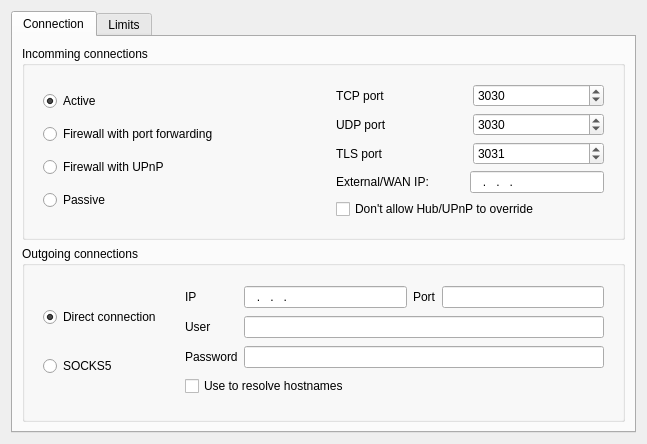
This is eiskaltdcpp/ui/UISettingsConnection.ui in eiskaltdcpp/eiskaltdcpp as Qt 5 draws it before an edit. The edited form follows.
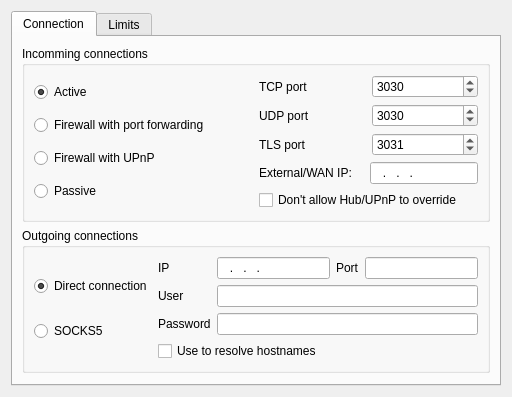
This is the edited form.

What changed in the file:
```diff
--- a/eiskaltdcpp/ui/UISettingsConnection.ui
+++ b/eiskaltdcpp/ui/UISettingsConnection.ui
@@ -6,8 +6,8 @@
    <rect>
     <x>0</x>
     <y>0</y>
-    <width>647</width>
-    <height>444</height>
+    <width>512</width>
+    <height>362</height>
    </rect>
   </property>
   <property name="windowTitle">
@@ -33,6 +33,9 @@
           <item row="0" column="0">
            <widget class="QWidget" name="widget" native="true">
             <layout class="QGridLayout" name="gridLayout_2">
+             <property name="margin">
+              <number>0</number>
+             </property>
              <item row="1" column="0">
               <widget class="QRadioButton" name="radioButton_ACTIVE">
                <property name="text">
@@ -82,6 +85,9 @@
              <enum>QFrame::Raised</enum>
             </property>
             <layout class="QGridLayout" name="gridLayout_3">
+             <property name="margin">
+              <number>0</number>
+             </property>
              <item row="1" column="0">
               <widget class="QLabel" name="label_4">
                <property name="text">
@@ -182,6 +188,9 @@
           <item row="0" column="0">
            <widget class="QWidget" name="widget_2" native="true">
             <layout class="QGridLayout" name="gridLayout_6">
+             <property name="margin">
+              <number>0</number>
+             </property>
              <item row="1" column="0">
               <widget class="QRadioButton" name="radioButton_DC">
                <property name="text">
@@ -211,6 +220,9 @@
              <enum>QFrame::Raised</enum>
             </property>
             <layout class="QGridLayout" name="gridLayout_8">
+             <property name="margin">
+              <number>0</number>
+             </property>
              <item row="0" column="1">
               <widget class="QLineEdit" name="lineEdit_SIP">
                <property name="inputMask">
@@ -278,6 +290,19 @@
          </layout>
         </widget>
        </item>
+       <item>
+        <spacer name="verticalSpacer_2">
+         <property name="orientation">
+          <enum>Qt::Vertical</enum>
+         </property>
+         <property name="sizeHint" stdset="0">
+          <size>
+           <width>20</width>
+           <height>6</height>
+          </size>
+         </property>
+        </spacer>
+       </item>
       </layout>
      </widget>
      <widget class="QWidget" name="tab_2">
```
Left out of the diff: 8 changed lines with no effect on the pictures.
